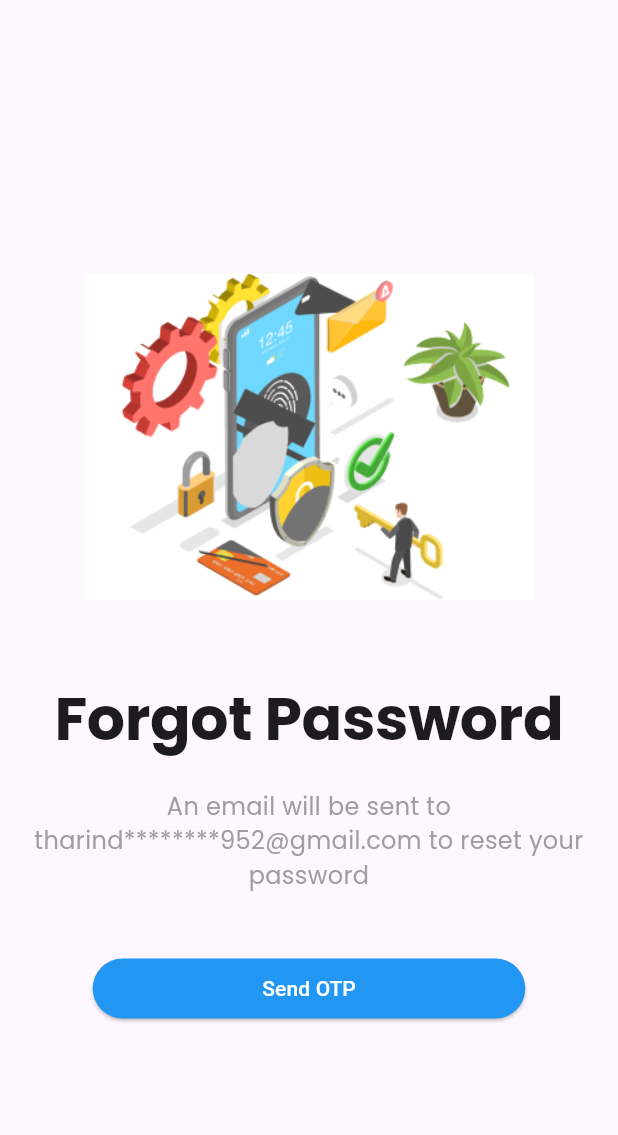
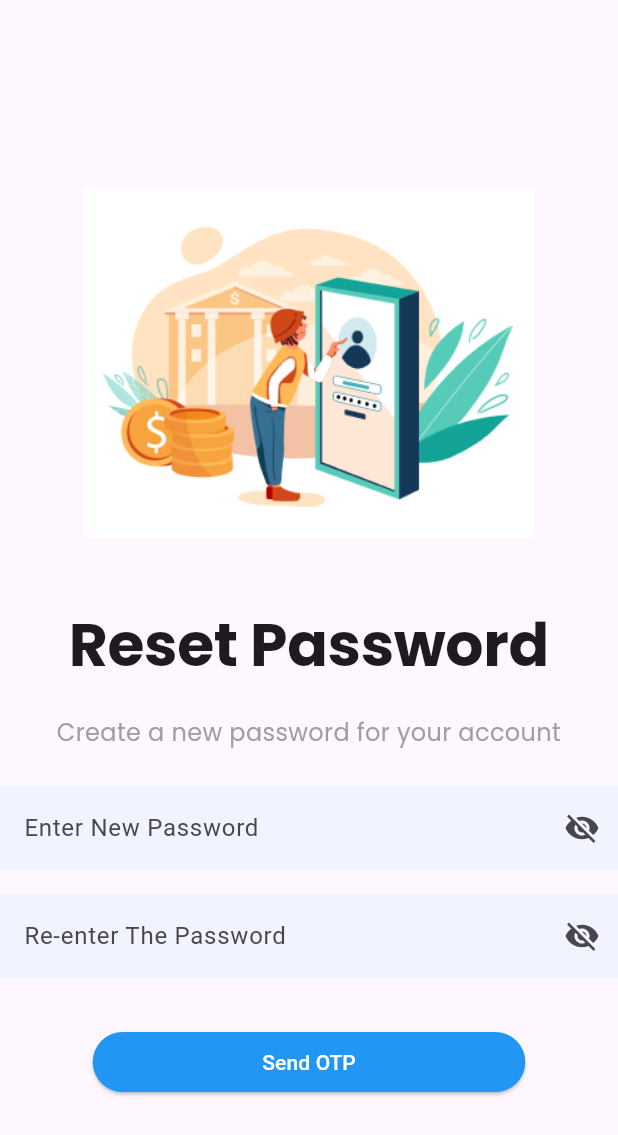
Before and after one commit to TheTharz/TutorHub, a Flutter app: the screen it shows after launch, on a phone screen of 412 x 824 dp. Shown: the top 1135 px of the screen. Run offline on Flutter 3.47's test engine with Material 3 defaults, Android fonts, the phone set to English and light mode, and no system bars; our stand-ins replace firebase_core, google_fonts; missing offline and left inert: sign_button; accounts and stored records are empty.

Commit message:
reset password page done with out the functionality

```diff
--- a/lib/main.dart
+++ b/lib/main.dart
@@ -3,6 +3,7 @@
 import 'package:google_fonts/google_fonts.dart';
 import 'package:tutorhub/firebase_options.dart';
 import 'package:tutorhub/ui/screens/forget_password_page.dart';
+import 'package:tutorhub/ui/screens/reset_password_page.dart';
 import 'package:tutorhub/ui/screens/sign_in_page.dart';
 import 'package:tutorhub/ui/screens/sign_up_page.dart';
 import 'package:tutorhub/ui/screens/start_screen.dart';
@@ -48,6 +49,7 @@
         // home: StartPage(),
         // home: SignInPage(),
         // home: SignUpPage(),
-        home: ForgetPasswordPage());
+        // home: ForgetPasswordPage()
+        home: ResetPasswordPage());
   }
 }
--- /dev/null
+++ b/lib/ui/screens/reset_password_page.dart
@@ -0,0 +1,92 @@
+import 'package:flutter/material.dart';
+import 'package:tutorhub/ui/widgets/buttons/custom_solid_button.dart';
+
+class ResetPasswordPage extends StatefulWidget {
+  const ResetPasswordPage({super.key});
+
+  @override
+  State<ResetPasswordPage> createState() => _ResetPasswordPageState();
+}
+
+class _ResetPasswordPageState extends State<ResetPasswordPage> {
+  bool _obscurePassword = true;
+  bool _obscureConfirmPassword = true;
+  @override
+  Widget build(BuildContext context) {
+    return Scaffold(
+      resizeToAvoidBottomInset: true,
+      body: Center(
+        child: SingleChildScrollView(
+          child: Column(
+            mainAxisAlignment: MainAxisAlignment.center,
+            children: [
+              Image.asset('assets/images/resetpassword.png',
+                  width: 300, height: 300),
+              const SizedBox(height: 16),
+              Text(
+                'Reset Password',
+                style: Theme.of(context).textTheme.displayLarge,
+              ),
+              const SizedBox(height: 16),
+              Padding(
+                padding: const EdgeInsets.all(8.0),
+                child: Text('Create a new password for your account',
+                    style: Theme.of(context).textTheme.bodyMedium,
+                    textAlign: TextAlign.center),
+              ),
+
+              const SizedBox(height: 16),
+
+              TextFormField(
+                  obscureText: _obscurePassword,
+                  decoration: InputDecoration(
+                    border: InputBorder.none,
+                    focusedBorder: const OutlineInputBorder(
+                      borderSide: BorderSide(color: Colors.blue),
+                    ),
+                    filled: true,
+                    fillColor: Color(0xFFF1F4FF),
+                    labelText: 'Enter New Password',
+                    suffixIcon: IconButton(
+                        icon: Icon(_obscurePassword
+                            ? Icons.visibility_off
+                            : Icons.visibility),
+                        onPressed: () {
+                          setState(() {
+                            _obscurePassword = !_obscurePassword;
+                          });
+                        }),
+                  )),
+
+              const SizedBox(height: 16),
+
+              TextFormField(
+                  obscureText: _obscureConfirmPassword,
+                  decoration: InputDecoration(
+                    border: InputBorder.none,
+                    focusedBorder: const OutlineInputBorder(
+                      borderSide: BorderSide(color: Colors.blue),
+                    ),
+                    filled: true,
+                    fillColor: Color(0xFFF1F4FF),
+                    labelText: 'Re-enter The Password',
+                    suffixIcon: IconButton(
+                        icon: Icon(_obscurePassword
+                            ? Icons.visibility_off
+                            : Icons.visibility),
+                        onPressed: () {
+                          setState(() {
+                            _obscurePassword = !_obscurePassword;
+                          });
+                        }),
+                  )),
+
+              const SizedBox(height: 32), // Add space between text and buttons
+              CustomSolidButton(onPressed: () {}, text: 'Send OTP'),
+            ],
+          ),
+        ),
+      ),
+    );
+  }
+}
--- a/pubspec.yaml
+++ b/pubspec.yaml
@@ -64,6 +64,7 @@ flutter:
   assets:
     - assets/images/start.png
     - assets/images/forgetpassword.png
+    - assets/images/resetpassword.png
   #   - images/a_dot_ham.jpeg
 
   # An image asset can refer to one or more resolution-specific "variants", see
```
Also changed, not shown: assets/images/resetpassword.png (added).
